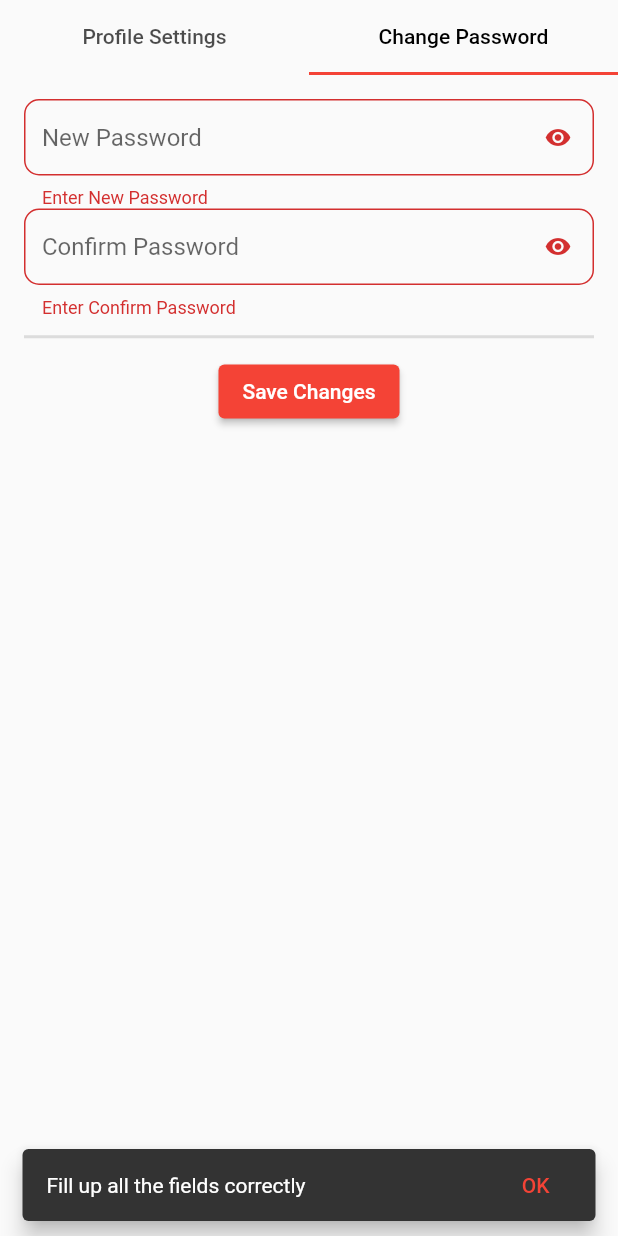
After one commit to Acetylcholine007/Blood-Point, a Flutter app: the ProfilePage screen opened directly, tab 2 chosen, after a tap on "Save Changes", on a phone screen of 412 x 824 dp. The commit adds this screen. Run offline on Flutter 3.47's test engine with Material 2 defaults, Android fonts, the phone set to English and light mode, and no system bars; our stand-ins replace cloud_firestore, firebase_auth, firebase_core, flutter_spinkit; accounts and stored records are empty.

Commit message:
Profile and Password Editor working

```diff
--- a/lib/screens/mainPages/ProfilePage.dart
+++ b/lib/screens/mainPages/ProfilePage.dart
@@ -1,4 +1,9 @@
+import 'package:blood_point/screens/subPages/PasswordEditor.dart';
+import 'package:blood_point/screens/subPages/ProfileEditor.dart';
 import 'package:flutter/material.dart';
+import 'package:provider/provider.dart';
+
+import '../../models/AccountData.dart';
 
 class ProfilePage extends StatefulWidget {
   const ProfilePage({Key key}) : super(key: key);
@@ -10,8 +15,39 @@ class ProfilePage extends StatefulWidget {
 class _ProfilePageState extends State<ProfilePage> {
   @override
   Widget build(BuildContext context) {
-    return Container(
-      child: Text('Profile Page'),
+    AccountData account = Provider.of<AccountData>(context);
+
+    return DefaultTabController(
+      length: 2,
+      child: GestureDetector(
+        onTap: () => FocusScope.of(context).requestFocus(new FocusNode()),
+        child: Scaffold(
+          appBar: PreferredSize(
+            preferredSize:
+            Size.fromHeight(MediaQuery.of(context).size.height),
+            child: const SizedBox(
+              height: 50.0,
+              child: TabBar(
+                labelColor: Colors.black,
+                tabs: [
+                  Tab(
+                    text: "Profile Settings",
+                  ),
+                  Tab(
+                    text: "Change Password",
+                  ),
+                ],
+              ),
+            ),
+          ),
+          body: TabBarView(
+            children: [
+              ProfileEditor(account),
+              PasswordEditor()
+            ],
+          ),
+        ),
+      ),
     );
   }
 }
--- /dev/null
+++ b/lib/screens/subPages/PasswordEditor.dart
@@ -0,0 +1,115 @@
+import 'package:flutter/material.dart';
+
+import '../../services/AuthService.dart';
+import '../../shared/decorations.dart';
+
+class PasswordEditor extends StatefulWidget {
+  const PasswordEditor({Key key}) : super(key: key);
+
+  @override
+  _PasswordEditorState createState() => _PasswordEditorState();
+}
+
+class _PasswordEditorState extends State<PasswordEditor> {
+  final _formKey = GlobalKey<FormState>();
+  final AuthService _auth = AuthService();
+  String password = '';
+  String confirmPassword = '';
+  bool showPassword = false;
+  bool showConfirmPassword = false;
+  bool loading = false;
+  String error = '';
+
+  void submitHandler() async {
+    if(_formKey.currentState.validate() && confirmPassword == password) {
+      setState(() => loading = true);
+      String result = await _auth.changePassword(password);
+      if(result == 'SUCCESS') {
+        setState(() {
+          loading = false;
+        });
+        final snackBar = SnackBar(
+          duration: Duration(seconds: 2),
+          behavior: SnackBarBehavior.floating,
+          content: Text('Password Edited'),
+          action: SnackBarAction(label: 'OK', onPressed: () => ScaffoldMessenger.of(context).hideCurrentSnackBar()),
+        );
+        ScaffoldMessenger.of(context).showSnackBar(snackBar);
+      } else {
+        setState(() {
+          error = result;
+          loading = false;
+        });
+        showDialog(
+            context: context,
+            builder: (context) => AlertDialog(
+              title: Text('Change Password'),
+              content: Text(error),
+              actions: [
+                TextButton(
+                    onPressed: () => Navigator.pop(context),
+                    child: Text('OK')
+                )
+              ],
+            )
+        );
+      }
+    } else {
+      final snackBar = SnackBar(
+        duration: Duration(seconds: 2),
+        behavior: SnackBarBehavior.floating,
+        content: Text('Fill up all the fields correctly'),
+        action: SnackBarAction(label: 'OK', onPressed: () => ScaffoldMessenger.of(context).hideCurrentSnackBar()),
+      );
+      ScaffoldMessenger.of(context).showSnackBar(snackBar);
+    }
+  }
+
+  @override
+  Widget build(BuildContext context) {
+    return Container(
+      padding: EdgeInsets.all(16),
+      child: SingleChildScrollView(
+        child: Form(
+          key: _formKey,
+          child: Column(
+            children: [
+              TextFormField(
+                initialValue: password,
+                decoration: formFieldDecoration.copyWith(suffixIcon: IconButton(
+                    onPressed: () => setState(() => showPassword = !showPassword),
+                    icon: Icon(Icons.visibility)
+                ),
+                    hintText: 'New Password'
+                ),
+                validator: (val) => val.isEmpty ? 'Enter New Password' : null,
+                onChanged: (val) => setState(() => password = val),
+                obscureText: !showPassword,
+              ),
+              TextFormField(
+                initialValue: confirmPassword,
+                decoration: formFieldDecoration.copyWith(suffixIcon: IconButton(
+                    onPressed: () => setState(() => showConfirmPassword = !showConfirmPassword),
+                    icon: Icon(Icons.visibility)
+                ),
+                    hintText: 'Confirm Password'
+                ),
+                validator: (val) => val.isEmpty ? 'Enter Confirm Password' : null,
+                onChanged: (val) => setState(() => confirmPassword = val),
+                obscureText: !showConfirmPassword,
+              ),
+              Divider(
+                thickness: 2,
+                height: 25
+              ),
+              ElevatedButton(
+                child: Text('Save Changes'),
+                onPressed: submitHandler
+              )
+            ],
+          ),
+        ),
+      ),
+    );
+  }
+}
--- /dev/null
+++ b/lib/screens/subPages/ProfileEditor.dart
@@ -0,0 +1,134 @@
+import 'package:blood_point/services/DatabaseService.dart';
+import 'package:flutter/material.dart';
+
+import '../../models/AccountData.dart';
+import '../../shared/decorations.dart';
+
+class ProfileEditor extends StatefulWidget {
+  final AccountData account;
+
+  const ProfileEditor(this.account, {Key key}) : super(key: key);
+
+  @override
+  _ProfileEditorState createState() => _ProfileEditorState();
+}
+
+class _ProfileEditorState extends State<ProfileEditor> {
+  AccountData account;
+  final _formKey = GlobalKey<FormState>();
+  bool loading = false;
+  String error = '';
+
+  void submitHandler() async {
+    if(_formKey.currentState.validate()) {
+      setState(() => loading = true);
+      String result = await DatabaseService.db.editAccount(account);
+      if(result == 'SUCCESS') {
+        setState(() {
+          loading = false;
+        });
+        final snackBar = SnackBar(
+          duration: Duration(seconds: 2),
+          behavior: SnackBarBehavior.floating,
+          content: Text('Profile Edited'),
+          action: SnackBarAction(label: 'OK', onPressed: () => ScaffoldMessenger.of(context).hideCurrentSnackBar()),
+        );
+        ScaffoldMessenger.of(context).showSnackBar(snackBar);
+      } else {
+        setState(() {
+          error = result;
+          loading = false;
+        });
+        showDialog(
+            context: context,
+            builder: (context) => AlertDialog(
+              title: Text('Edit Account'),
+              content: Text(error),
+              actions: [
+                TextButton(
+                    onPressed: () => Navigator.pop(context),
+                    child: Text('OK')
+                )
+              ],
+            )
+        );
+      }
+    } else {
+      final snackBar = SnackBar(
+        duration: Duration(seconds: 2),
+        behavior: SnackBarBehavior.floating,
+        content: Text('Fill up all the fields'),
+        action: SnackBarAction(label: 'OK', onPressed: () => ScaffoldMessenger.of(context).hideCurrentSnackBar()),
+      );
+      ScaffoldMessenger.of(context).showSnackBar(snackBar);
+    }
+  }
+
+  @override
+  void initState() {
+    setState(() {
+      account = widget.account;
+    });
+    super.initState();
+  }
+
+  @override
+  Widget build(BuildContext context) {
+    final theme = Theme.of(context);
+
+    return Container(
+      padding: EdgeInsets.all(16),
+      child: SingleChildScrollView(
+        child: Form(
+          key: _formKey,
+          child: Column(
+            children: [
+              TextFormField(
+                  initialValue: account.fullName,
+                  decoration: formFieldDecoration.copyWith(hintText: 'Full Name'),
+                  validator: (val) => val.isEmpty ? 'Enter Full Name' : null,
+                  onChanged: (val) => setState(() => account.fullName = val)
+              ),
+              TextFormField(
+                  initialValue: account.username,
+                  decoration: formFieldDecoration.copyWith(hintText: 'Username'),
+                  validator: (val) => val.isEmpty ? 'Enter Username' : null,
+                  onChanged: (val) => setState(() => account.username = val)
+              ),
+              TextFormField(
+                  initialValue: account.address,
+                  decoration: formFieldDecoration.copyWith(hintText: 'Address'),
+                  validator: (val) => val.isEmpty ? 'Enter Address' : null,
+                  onChanged: (val) => setState(() => account.address = val)
+              ),
+              TextFormField(
+                  initialValue: account.contactNo,
+                  decoration: formFieldDecoration.copyWith(hintText: 'Contact No'),
+                  validator: (val) => val.isEmpty ? 'Enter Contact No' : null,
+                  onChanged: (val) => setState(() => account.contactNo = val)
+              ),
+              DropdownButtonFormField(
+                value: account.bloodType,
+                decoration: dropdownDecoration,
+                items: ['A', 'B', 'AB', 'O'].asMap().entries.map((filter) => DropdownMenuItem(
+                  value: filter.value,
+                  child: Text(filter.value, overflow: TextOverflow.ellipsis),
+                )).toList(),
+                onChanged: (value) => setState(() => account.bloodType = value),
+              ),
+              Switch(value: account.isDonor, onChanged: (val) => setState(() => account.isDonor = val)),
+              Divider(
+                thickness: 2,
+                height: 25
+              ),
+              ElevatedButton(
+                  child: Text('Save Changes'),
+                  onPressed: submitHandler
+              )
+            ],
+          ),
+        ),
+      ),
+    );
+  }
+}
```
Also changed, not shown: lib/screens/mainPages/HelpPage.dart (added, +12 -0 lines), lib/screens/mainPages/HomePage.dart (deleted, +0 -14 lines), lib/shared/decorations.dart (+4 -6 lines), lib/wrappers/MainWrapper.dart (+14 -14 lines).
